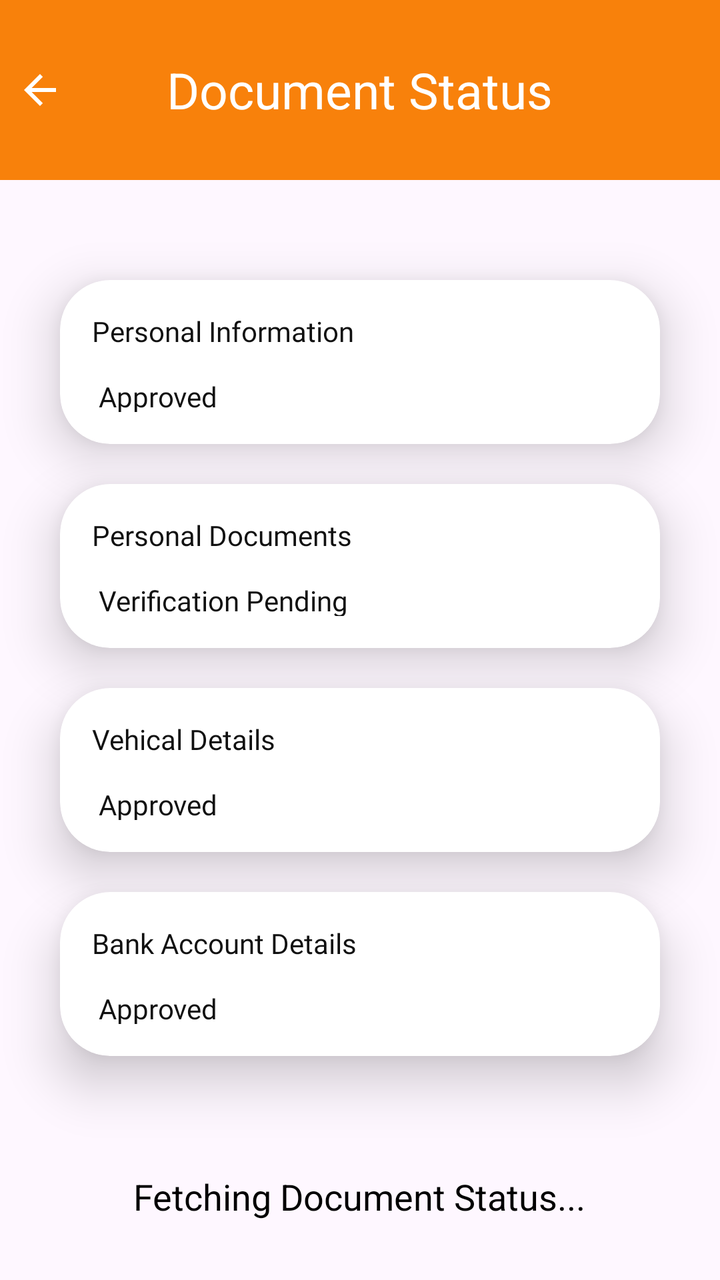
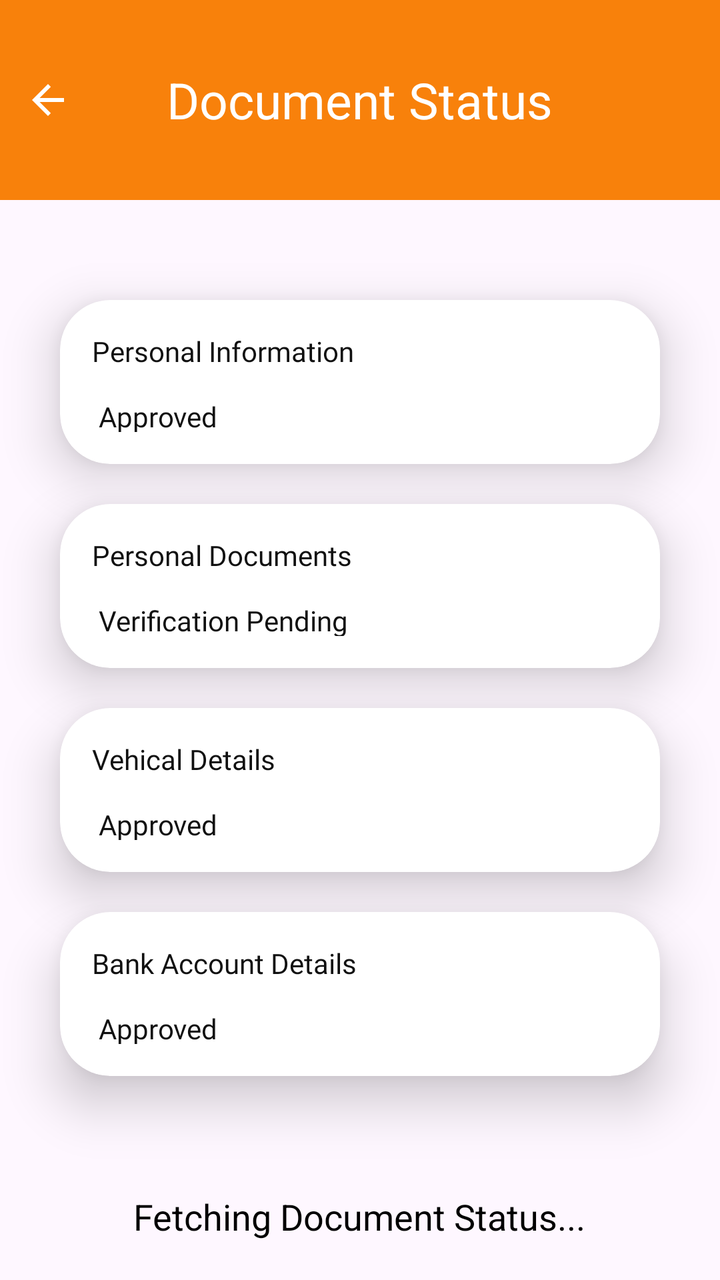

Compare the two renders of this Android layout. The source of the first and the diff that turns it into the second are given below.
<!-- AndroidManifest.xml: application theme Theme.B2CDeliveryApp -->
<!-- res/layout/document_status.xml -->
<?xml version="1.0" encoding="utf-8"?>
<LinearLayout xmlns:android="http://schemas.android.com/apk/res/android"
    xmlns:app="http://schemas.android.com/apk/res-auto"
    android:orientation="vertical"
    android:id="@+id/LiniarLayoutDocstatus"
    android:layout_width="match_parent"
    android:layout_height="match_parent">

    
    <FrameLayout
        android:layout_width="match_parent"
        android:layout_height="wrap_content"
        android:paddingVertical="25dp"
        android:background="@color/appThemeColor">

        
        <ImageView
            android:id="@+id/backIcon"
            android:layout_width="wrap_content"
            android:layout_height="wrap_content"
            android:contentDescription="Back"
            android:onClick="onBackPressed"
            android:padding="8dp"
            android:scaleType="center"
            android:src="@drawable/baseline_arrow_back_black"
            android:layout_gravity="start|center_vertical"
            app:tint="@color/white" />

        
        <TextView
            android:id="@+id/titleText"
            android:layout_width="wrap_content"
            android:layout_height="wrap_content"
            android:layout_gravity="center"
            android:text="Document Status"
            android:textColor="@android:color/white"
            android:textSize="25sp"
            android:textStyle="normal" />
    </FrameLayout>

    
    <androidx.cardview.widget.CardView
        android:id="@+id/cardView1"
        android:layout_width="match_parent"
        android:layout_height="wrap_content"
        android:layout_marginLeft="30dp"
        android:layout_marginRight="30dp"
        android:layout_marginTop="50dp"
        app:cardElevation="15dp"
        app:cardCornerRadius="25dp"
        app:cardBackgroundColor="@android:color/white">

        <LinearLayout
            android:layout_width="match_parent"
            android:layout_height="wrap_content"
            android:orientation="horizontal"
            android:padding="16dp">

            <TextView
                android:id="@+id/textView3"
                android:layout_width="280dp"
                android:layout_height="50dp"
                android:fontFamily="@font/archivo_medium"
                android:text="Personal Information \n \n Approved"
                android:textColor="#101010" />

            <ImageButton
                android:id="@+id/Upploadbutton"
                android:layout_width="48dp"
                android:layout_height="48dp"
                android:layout_gravity="center"
                android:background="@drawable/arrow"
                android:backgroundTint="#F6C691"
                android:padding="8dp"
                android:contentDescription="do" />
        </LinearLayout>
    </androidx.cardview.widget.CardView>

    
    <androidx.cardview.widget.CardView
        android:id="@+id/cardView2"
        android:layout_width="match_parent"
        android:layout_height="wrap_content"
        android:layout_marginLeft="30dp"
        android:layout_marginRight="30dp"
        android:layout_marginTop="20dp"
        app:cardElevation="15dp"
        app:cardCornerRadius="25dp"
        app:cardBackgroundColor="@android:color/white">

        <LinearLayout
            android:layout_width="match_parent"
            android:layout_height="wrap_content"
            android:orientation="horizontal"
            android:padding="16dp">

            <TextView
                android:id="@+id/textView4"
                android:layout_width="280dp"
                android:layout_height="50dp"
                android:fontFamily="@font/archivo_medium"
                android:text="Personal Documents \n \n Verification Pending"
                android:textColor="#101010" />

            <ImageButton
                android:id="@+id/Upploadbutton1"
                android:layout_width="48dp"
                android:layout_height="48dp"
                android:layout_gravity="center"
                android:background="@drawable/arrow"
                android:backgroundTint="#F6C691"
                android:padding="8dp"
                android:contentDescription="do" />
        </LinearLayout>
    </androidx.cardview.widget.CardView>

    
    <androidx.cardview.widget.CardView
        android:id="@+id/cardView3"
        android:layout_width="match_parent"
        android:layout_height="wrap_content"
        android:layout_marginLeft="30dp"
        android:layout_marginRight="30dp"
        android:layout_marginTop="20dp"
        app:cardElevation="15dp"
        app:cardCornerRadius="25dp"
        app:cardBackgroundColor="@android:color/white">

        <LinearLayout
            android:layout_width="match_parent"
            android:layout_height="wrap_content"
            android:orientation="horizontal"
            android:padding="16dp">

            <TextView
                android:id="@+id/textView5"
                android:layout_width="280dp"
                android:layout_height="50dp"
                android:fontFamily="@font/archivo_medium"
                android:text="Vehical Details \n \n Approved"
                android:textColor="#101010" />

            <ImageButton
                android:id="@+id/Upploadbutton3"
                android:layout_width="48dp"
                android:layout_height="48dp"
                android:layout_gravity="center"
                android:background="@drawable/arrow"
                android:backgroundTint="#F6C691"
                android:padding="8dp"
                android:contentDescription="do" />
        </LinearLayout>
    </androidx.cardview.widget.CardView>

    
    <androidx.cardview.widget.CardView
        android:id="@+id/cardView4"
        android:layout_width="match_parent"
        android:layout_height="wrap_content"
        android:layout_marginLeft="30dp"
        android:layout_marginRight="30dp"
        android:layout_marginTop="20dp"
        app:cardElevation="15dp"
        app:cardCornerRadius="25dp"
        app:cardBackgroundColor="@android:color/white">

        <LinearLayout
            android:layout_width="match_parent"
            android:layout_height="wrap_content"
            android:orientation="horizontal"
            android:padding="16dp">

            <TextView
                android:id="@+id/textView6"
                android:layout_width="280dp"
                android:layout_height="50dp"
                android:fontFamily="@font/archivo_medium"
                android:text="Bank Account Details \n \n Approved"
                android:textColor="#101010" />

            <ImageButton
                android:id="@+id/Upploadbutton4"
                android:layout_width="48dp"
                android:layout_height="48dp"
                android:layout_gravity="center"
                android:background="@drawable/arrow"
                android:backgroundTint="#F6C691"
                android:padding="8dp"
                android:contentDescription="do" />
        </LinearLayout>
    </androidx.cardview.widget.CardView>

    
    <RelativeLayout
        android:layout_width="match_parent"
        android:layout_height="wrap_content"
        android:layout_centerInParent="true"
        android:visibility="visible">

        
        <ProgressBar
            android:id="@+id/progressBar"
            android:layout_width="wrap_content"
            android:layout_height="wrap_content"
            android:layout_centerInParent="true" />

        
        <TextView
            android:id="@+id/fetchingStatusMessage"
            android:layout_width="wrap_content"
            android:layout_height="wrap_content"
            android:layout_marginTop="10dp"
            android:text="Fetching Document Status..."
            android:textSize="18sp"
            android:textColor="#000000"
            android:layout_below="@id/progressBar"
            android:layout_centerHorizontal="true" />
    </RelativeLayout>

</LinearLayout>
<!-- resources referenced by this layout -->
<resources>
  <color name="appThemeColor">#F8810B</color>
  <color name="white">#FFFFFFFF</color>
  <!-- drawable arrow: png bitmap (drawable, 13105 bytes) -->
  <!-- drawable baseline_arrow_back_black (drawable) -->
  <vector xmlns:android="http://schemas.android.com/apk/res/android"
      android:autoMirrored="true"
      android:height="24dp"
      android:viewportHeight="24"
      android:viewportWidth="24"
      android:width="24dp">
  
      <path
          android:fillColor="?attr/colorControlNormal"
          android:pathData="M20,11H7.83l5.59,-5.59L12,4l-8,8 8,8 1.41,-1.41L7.83,13H20v-2z" />
  </vector>
  <style name="Theme.B2CDeliveryApp" parent="Base.Theme.B2CDeliveryApp">
          <item name="android:windowTranslucentStatus">true</item>
          <item name="android:statusBarColor">@android:color/transparent</item>
      </style>
  <style name="Base.Theme.B2CDeliveryApp" parent="Theme.Material3.DayNight.NoActionBar">
          
          
      </style>
</resources>

<!-- the commit's change to res/layout/document_status.xml (unified diff, before → after) -->
@@ -16,8 +16,8 @@
         
         <ImageView
             android:id="@+id/backIcon"
-            android:layout_width="wrap_content"
-            android:layout_height="wrap_content"
+            android:layout_width="48dp"
+            android:layout_height="50dp"
             android:contentDescription="Back"
             android:onClick="onBackPressed"
             android:padding="8dp"
